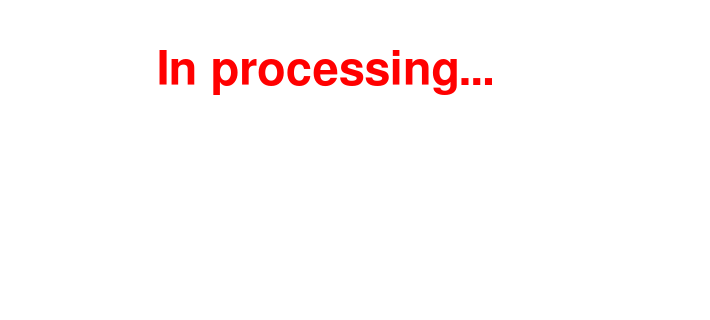
Above: HimalayaMain/Gui/Components/Dashboard/Forms/ScreenSaverWidget.ui from Liyezhong/Master before the change; both pictures show x 90 to 800 and y 0 to 320 of the 800 by 600 pixel window. Below: the same form after it.
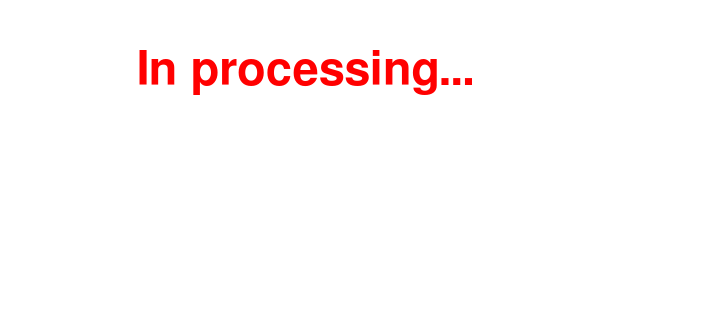
That is the form after the change. Icons and pictures are not drawn.

```diff
--- a/HimalayaMain/Gui/Components/Dashboard/Forms/ScreenSaverWidget.ui
+++ b/HimalayaMain/Gui/Components/Dashboard/Forms/ScreenSaverWidget.ui
@@ -49,9 +49,9 @@
   <widget class="QLabel" name="lblWarning">
    <property name="geometry">
     <rect>
-     <x>170</x>
+     <x>-10</x>
      <y>10</y>
-     <width>491</width>
+     <width>811</width>
      <height>121</height>
     </rect>
    </property>
```
Left out of the diff: 3 changed lines with no effect on the pictures.
